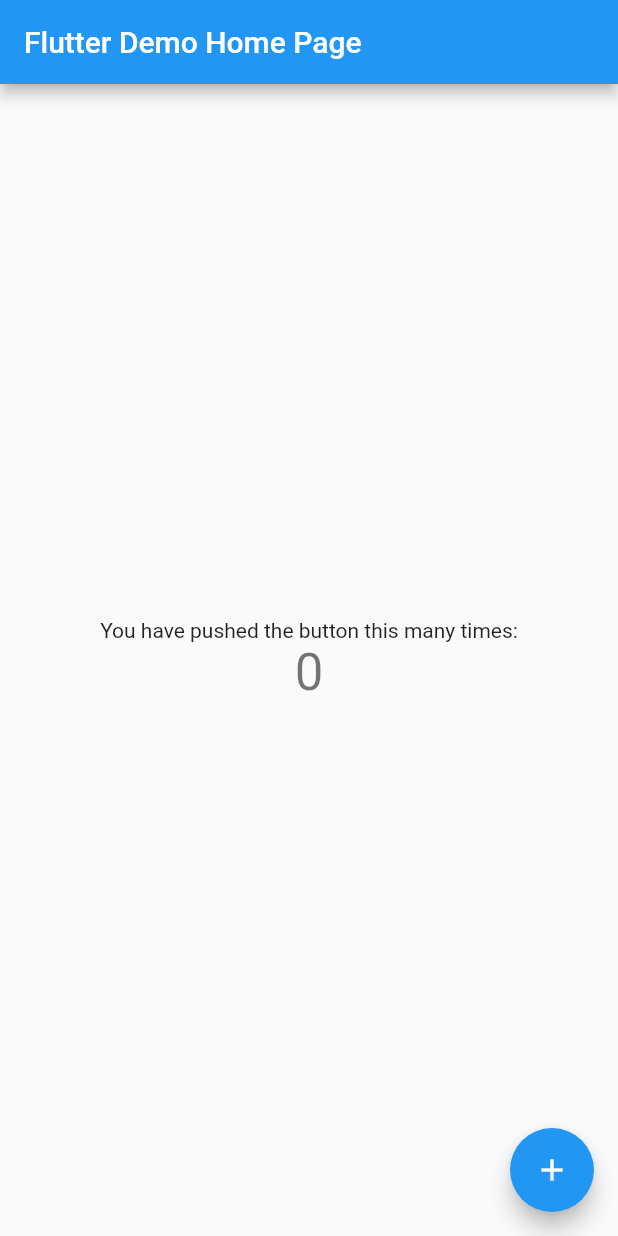
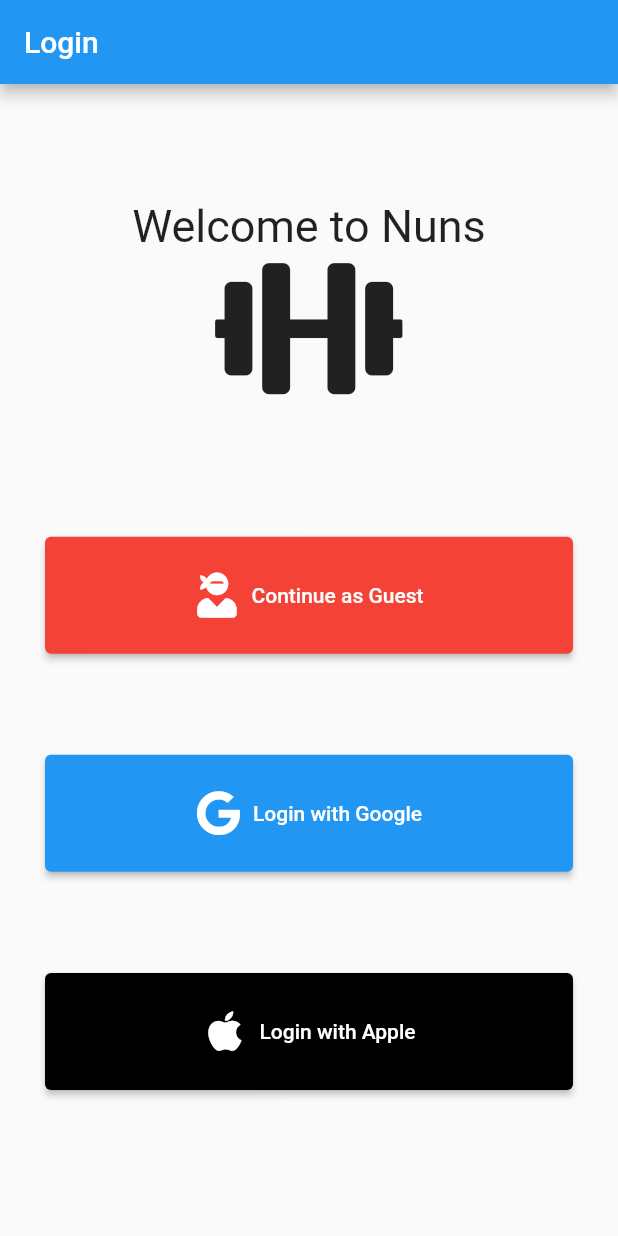
Before and after one commit to jasonm4130/flutter-nsuns, a Flutter app: the screen it shows after launch, on a phone screen of 412 x 824 dp. Run offline on Flutter 3.47's test engine with Material 2 defaults, Android fonts, the phone set to English and light mode, and no system bars; our stand-ins replace firebase_auth, firebase_core, font_awesome_flutter, google_sign_in, sign_in_with_apple; missing offline and left inert: json_serializable; accounts and stored records are empty.

Commit message:
added logins and working on data model in firebase

```diff
--- /dev/null
+++ b/lib/home/home.dart
@@ -0,0 +1,42 @@
+import 'package:firebase_auth/firebase_auth.dart';
+import 'package:flutter/material.dart';
+import 'package:nsuns/login/login.dart';
+import 'package:nsuns/services/auth.dart';
+import 'package:nsuns/shared/bottom_nav.dart';
+
+class HomeScreen extends StatelessWidget {
+  const HomeScreen({Key? key}) : super(key: key);
+
+  @override
+  Widget build(BuildContext context) {
+    return StreamBuilder<User?>(
+      stream: AuthService().userStream,
+      builder: (context, snapshot) {
+        if (snapshot.connectionState == ConnectionState.waiting) {
+          return const Center(
+            child: CircularProgressIndicator(),
+          );
+        } else if (snapshot.hasError) {
+          return Center(
+            child: Text('Error: ${snapshot.error}'),
+          );
+        } else if (snapshot.hasData) {
+          return Scaffold(
+            appBar: AppBar(
+              title: const Text('Home'),
+            ),
+            body: const Center(
+              child: Text(
+                'Home',
+                style: TextStyle(fontSize: 50),
+              ),
+            ),
+            bottomNavigationBar: const BottomNav(),
+          );
+        } else {
+          return const LoginScreen();
+        }
+      },
+    );
+  }
+}
--- /dev/null
+++ b/lib/login/login.dart
@@ -0,0 +1,96 @@
+import 'package:flutter/material.dart';
+import 'package:font_awesome_flutter/font_awesome_flutter.dart';
+import 'package:nsuns/services/auth.dart';
+
+class LoginScreen extends StatelessWidget {
+  const LoginScreen({Key? key}) : super(key: key);
+
+  @override
+  Widget build(BuildContext context) {
+    return Scaffold(
+      appBar: AppBar(
+        title: const Text('Login'),
+      ),
+      body: Container(
+        padding: const EdgeInsets.all(30),
+        child: Column(
+          crossAxisAlignment: CrossAxisAlignment.stretch,
+          mainAxisAlignment: MainAxisAlignment.spaceEvenly,
+          children: [
+            Flexible(
+              child: Column(
+                children: const [
+                  Text(
+                    'Welcome to Nuns',
+                    style: TextStyle(fontSize: 30),
+                  ),
+                  Center(
+                    child: FaIcon(
+                      FontAwesomeIcons.dumbbell,
+                      size: 100,
+                    ),
+                  ),
+                ],
+              ),
+            ),
+            Flexible(
+              child: LoginButton(
+                text: 'Continue as Guest',
+                icon: FontAwesomeIcons.userNinja,
+                color: Colors.red,
+                loginMethod: AuthService().anonLogin,
+              ),
+            ),
+            Flexible(
+              child: LoginButton(
+                text: 'Login with Google',
+                icon: FontAwesomeIcons.google,
+                color: Colors.blue,
+                loginMethod: AuthService().googleLogin,
+              ),
+            ),
+            Flexible(
+              child: LoginButton(
+                text: 'Login with Apple',
+                icon: FontAwesomeIcons.apple,
+                color: Colors.black,
+                loginMethod: AuthService().appleLogin,
+              ),
+            ),
+          ],
+        ),
+      ),
+    );
+  }
+}
+
+class LoginButton extends StatelessWidget {
+  final Color color;
+  final String text;
+  final IconData icon;
+  final Function loginMethod;
+
+  const LoginButton(
+      {Key? key,
+      required this.color,
+      required this.text,
+      required this.icon,
+      required this.loginMethod})
+      : super(key: key);
+
+  @override
+  Widget build(BuildContext context) {
+    return Container(
+      margin: const EdgeInsets.only(bottom: 20),
+      child: ElevatedButton.icon(
+        icon: Icon(icon, color: Colors.white, size: 30),
+        label: Text(text),
+        onPressed: () => loginMethod(),
+        style: TextButton.styleFrom(
+          padding: const EdgeInsets.all(24),
+          backgroundColor: color,
+        ),
+      ),
+    );
+  }
+}
--- a/lib/main.dart
+++ b/lib/main.dart
@@ -1,115 +1,50 @@
 import 'package:flutter/material.dart';
+import 'package:firebase_core/firebase_core.dart';
+import 'package:nsuns/routes.dart';
+import 'package:nsuns/theme.dart';
+import 'firebase_options.dart';
 
-void main() {
-  runApp(const MyApp());
+void main() async {
+  WidgetsFlutterBinding.ensureInitialized();
+  await Firebase.initializeApp(
+    options: DefaultFirebaseOptions.currentPlatform,
+  );
+  runApp(App());
 }
 
-class MyApp extends StatelessWidget {
-  const MyApp({Key? key}) : super(key: key);
+class App extends StatefulWidget {
+  // Create the initialization Future outside of `build`:
+  @override
+  _AppState createState() => _AppState();
+}
 
-  // This widget is the root of your application.
+class _AppState extends State<App> {
+  /// The future is part of the state of our widget. We should not call `initializeApp`
+  /// directly inside [build].
+  final Future<FirebaseApp> _initialization = Firebase.initializeApp();
+
   @override
   Widget build(BuildContext context) {
-    return MaterialApp(
-      title: 'Flutter Demo',
-      theme: ThemeData(
-        // This is the theme of your application.
-        //
-        // Try running your application with "flutter run". You'll see the
-        // application has a blue toolbar. Then, without quitting the app, try
-        // changing the primarySwatch below to Colors.green and then invoke
-        // "hot reload" (press "r" in the console where you ran "flutter run",
-        // or simply save your changes to "hot reload" in a Flutter IDE).
-        // Notice that the counter didn't reset back to zero; the application
-        // is not restarted.
-        primarySwatch: Colors.blue,
-      ),
-      home: const MyHomePage(title: 'Flutter Demo Home Page'),
+    return FutureBuilder(
+      // Initialize FlutterFire:
+      future: _initialization,
+      builder: (context, snapshot) {
+        // Check for errors
+        if (snapshot.hasError) {
+          return const Text('error', textDirection: TextDirection.ltr);
+        }
+
+        // Once complete, show your application
+        if (snapshot.connectionState == ConnectionState.done) {
+          return MaterialApp(
+            routes: appRoutes,
+            theme: appTheme,
+          );
+        }
+
+        // Otherwise, show something whilst waiting for initialization to complete
+        return const Text('loading', textDirection: TextDirection.ltr);
+      },
     );
   }
 }
-
-class MyHomePage extends StatefulWidget {
-  const MyHomePage({Key? key, required this.title}) : super(key: key);
-
-  // This widget is the home page of your application. It is stateful, meaning
-  // that it has a State object (defined below) that contains fields that affect
-  // how it looks.
-
-  // This class is the configuration for the state. It holds the values (in this
-  // case the title) provided by the parent (in this case the App widget) and
-  // used by the build method of the State. Fields in a Widget subclass are
-  // always marked "final".
-
-  final String title;
-
-  @override
-  State<MyHomePage> createState() => _MyHomePageState();
-}
-
-class _MyHomePageState extends State<MyHomePage> {
-  int _counter = 0;
-
-  void _incrementCounter() {
-    setState(() {
-      // This call to setState tells the Flutter framework that something has
-      // changed in this State, which causes it to rerun the build method below
-      // so that the display can reflect the updated values. If we changed
-      // _counter without calling setState(), then the build method would not be
-      // called again, and so nothing would appear to happen.
-      _counter++;
-    });
-  }
-
-  @override
-  Widget build(BuildContext context) {
-    // This method is rerun every time setState is called, for instance as done
-    // by the _incrementCounter method above.
-    //
-    // The Flutter framework has been optimized to make rerunning build methods
-    // fast, so that you can just rebuild anything that needs updating rather
-    // than having to individually change instances of widgets.
-    return Scaffold(
-      appBar: AppBar(
-        // Here we take the value from the MyHomePage object that was created by
-        // the App.build method, and use it to set our appbar title.
-        title: Text(widget.title),
-      ),
-      body: Center(
-        // Center is a layout widget. It takes a single child and positions it
-        // in the middle of the parent.
-        child: Column(
-          // Column is also a layout widget. It takes a list of children and
-          // arranges them vertically. By default, it sizes itself to fit its
-          // children horizontally, and tries to be as tall as its parent.
-          //
-          // Invoke "debug painting" (press "p" in the console, choose the
-          // "Toggle Debug Paint" action from the Flutter Inspector in Android
-          // Studio, or the "Toggle Debug Paint" command in Visual Studio Code)
-          // to see the wireframe for each widget.
-          //
-          // Column has various properties to control how it sizes itself and
-          // how it positions its children. Here we use mainAxisAlignment to
-          // center the children vertically; the main axis here is the vertical
-          // axis because Columns are vertical (the cross axis would be
-          // horizontal).
-          mainAxisAlignment: MainAxisAlignment.center,
-          children: <Widget>[
-            const Text(
-              'You have pushed the button this many times:',
-            ),
-            Text(
-              '$_counter',
-              style: Theme.of(context).textTheme.headline4,
-            ),
-          ],
-        ),
-      ),
-      floatingActionButton: FloatingActionButton(
-        onPressed: _incrementCounter,
-        tooltip: 'Increment',
-        child: const Icon(Icons.add),
-      ), // This trailing comma makes auto-formatting nicer for build methods.
-    );
-  }
-}
--- /dev/null
+++ b/lib/routes.dart
@@ -0,0 +1,11 @@
+import 'package:nsuns/cycle/cycle.dart';
+import 'package:nsuns/home/home.dart';
+import 'package:nsuns/progress/progress.dart';
+import 'package:nsuns/settings/settings.dart';
+
+var appRoutes = {
+  '/': (context) => const HomeScreen(),
+  '/cycle': (context) => const CycleScreen(),
+  '/progress': (context) => const ProgressScreen(),
+  '/settings': (context) => const SettingsScreen(),
+};
--- /dev/null
+++ b/lib/services/models.dart
@@ -0,0 +1,165 @@
+import 'package:json_annotation/json_annotation.dart';
+import 'package:json_serializable/builder.dart';
+part 'models.g.dart';
+
+@JsonSerializable()
+class User {
+  final String uid;
+  final String name;
+  final String email;
+  final List<Excercise> excercises;
+  final String programTemplate;
+  final String units;
+  final double smallestPlate;
+
+  User({
+    this.uid = '',
+    this.name = '',
+    this.email = '',
+    this.excercises = const [],
+    this.programTemplate = 'four-day',
+    this.units = 'kgs',
+    this.smallestPlate = 1.25,
+  });
+
+  factory User.fromJson(Map<String, dynamic> json) => _$UserFromJson(json);
+  Map<String, dynamic> toJson() => _$UserToJson(this);
+}
+
+@JsonSerializable()
+class Cycle {
+  final String programType;
+  final List<Day> days;
+  final bool complete;
+  final DateTime startDate;
+
+  Cycle({
+    this.programType = 'four-day',
+    this.days = const [],
+    this.complete = false,
+    required this.startDate,
+  });
+
+  factory Cycle.fromJson(Map<String, dynamic> json) => _$CycleFromJson(json);
+  Map<String, dynamic> toJson() => _$CycleToJson(this);
+}
+
+@JsonSerializable()
+class Day {
+  final Excercise t1Movement;
+  final Excercise t2Movement;
+  final List<Accessory> accessories;
+  final String notes;
+  final bool complete;
+
+  Day({
+    required this.t1Movement,
+    required this.t2Movement,
+    this.accessories = const [],
+    this.notes = '',
+    this.complete = false,
+  });
+
+  factory Day.fromJson(Map<String, dynamic> json) => _$DayFromJson(json);
+  Map<String, dynamic> toJson() => _$DayToJson(this);
+}
+
+@JsonSerializable()
+class Excercise {
+  final String name;
+  final double trainingMax;
+  final double estimated1RM;
+  final int repsToProgess;
+  final int percentageOfMainLift;
+  final bool isMainLift;
+  final bool isAccessory;
+  final Excercise? mainLift;
+  final double progression;
+  final List<DataPoint> dataPoints;
+  final RepScheme? t1RepScheme;
+  final RepScheme? t2RepScheme;
+
+  Excercise({
+    required this.name,
+    required this.trainingMax,
+    this.estimated1RM = 0,
+    this.repsToProgess = 1,
+    this.percentageOfMainLift = 0,
+    this.isMainLift = true,
+    this.isAccessory = false,
+    this.mainLift,
+    this.progression = 1.25,
+    this.dataPoints = const [],
+    this.t1RepScheme,
+    this.t2RepScheme,
+  });
+
+  factory Excercise.fromJson(Map<String, dynamic> json) =>
+      _$ExcerciseFromJson(json);
+  Map<String, dynamic> toJson() => _$ExcerciseToJson(this);
+}
+
+@JsonSerializable()
+class DataPoint {
+  final DateTime date;
+  final Excercise excercise;
+  final double estimated1RM;
+
+  DataPoint({
+    required this.date,
+    required this.excercise,
+    this.estimated1RM = 0,
+  });
+
+  factory DataPoint.fromJson(Map<String, dynamic> json) =>
+      _$DataPointFromJson(json);
+  Map<String, dynamic> toJson() => _$DataPointToJson(this);
+}
+
+@JsonSerializable()
+class RepScheme {
+  final List<Set> sets;
+
+  RepScheme({
+    required this.sets,
+  });
+
+  factory RepScheme.fromJson(Map<String, dynamic> json) =>
+      _$RepSchemeFromJson(json);
+  Map<String, dynamic> toJson() => _$RepSchemeToJson(this);
+}
+
+@JsonSerializable()
+class Accessory {
+  final Excercise excercise;
+  final RepScheme repScheme;
+
+  Accessory({
+    required this.excercise,
+    required this.repScheme,
+  });
+
+  factory Accessory.fromJson(Map<String, dynamic> json) =>
+      _$AccessoryFromJson(json);
+  Map<String, dynamic> toJson() => _$AccessoryToJson(this);
+}
+
+@JsonSerializable()
+class Set {
+  final int reps;
+  final int? percentageOfTrainingMax;
+  final double? weight;
+  final bool isAMRAP;
+  final int repsCompleted;
+
+  Set({
+    required this.reps,
+    this.percentageOfTrainingMax,
+    this.weight,
+    this.isAMRAP = false,
+    this.repsCompleted = 0,
+  });
+
+  factory Set.fromJson(Map<String, dynamic> json) => _$SetFromJson(json);
+  Map<String, dynamic> toJson() => _$SetToJson(this);
+}
--- /dev/null
+++ b/lib/theme.dart
@@ -0,0 +1,7 @@
+import 'package:flutter/material.dart';
+
+var appTheme = ThemeData(
+  primarySwatch: Colors.blue,
+  primaryColor: Colors.blue,
+  primaryColorBrightness: Brightness.dark,
+);
```
Also changed, not shown: lib/cycle/cycle.dart (added, +10 -0 lines), lib/progress/progress.dart (added, +25 -0 lines), lib/services/auth.dart (added, +93 -0 lines), lib/settings/settings.dart (added, +30 -0 lines), lib/shared/bottom_nav.dart (added, +59 -0 lines), pubspec.yaml (+13 -3 lines), lib/firebase_options.dart (added), lib/services/models.g.dart (added), lib/services/services.dart (added), lib/shared/shared.dart (added), pubspec.lock, 3 other files.
